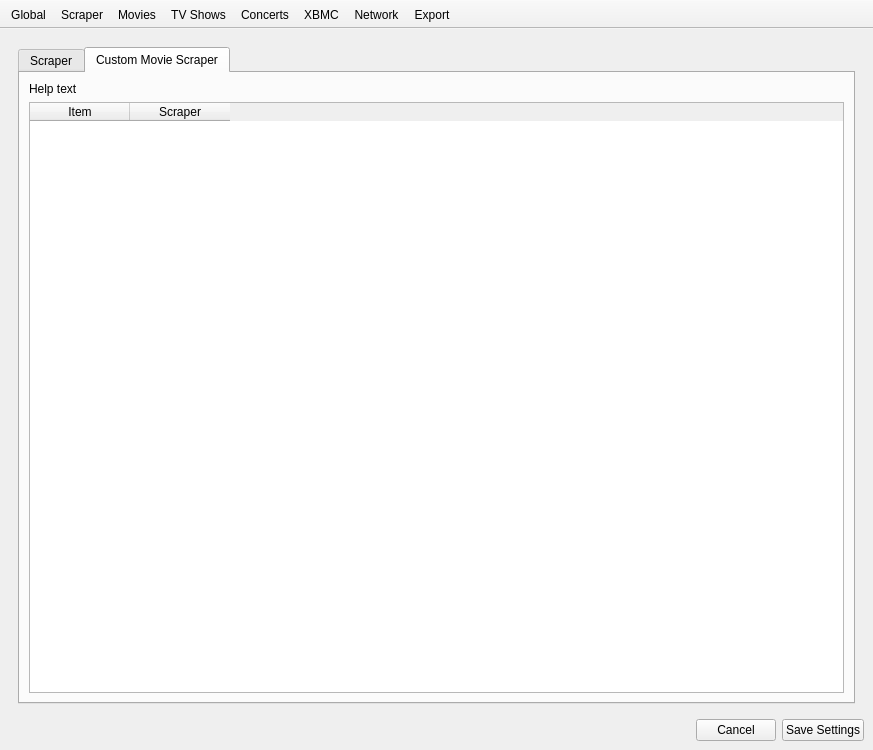
The window that settings/SettingsWindow.ui (Komet/MediaElch) describes before a commit, drawn with Qt 5.
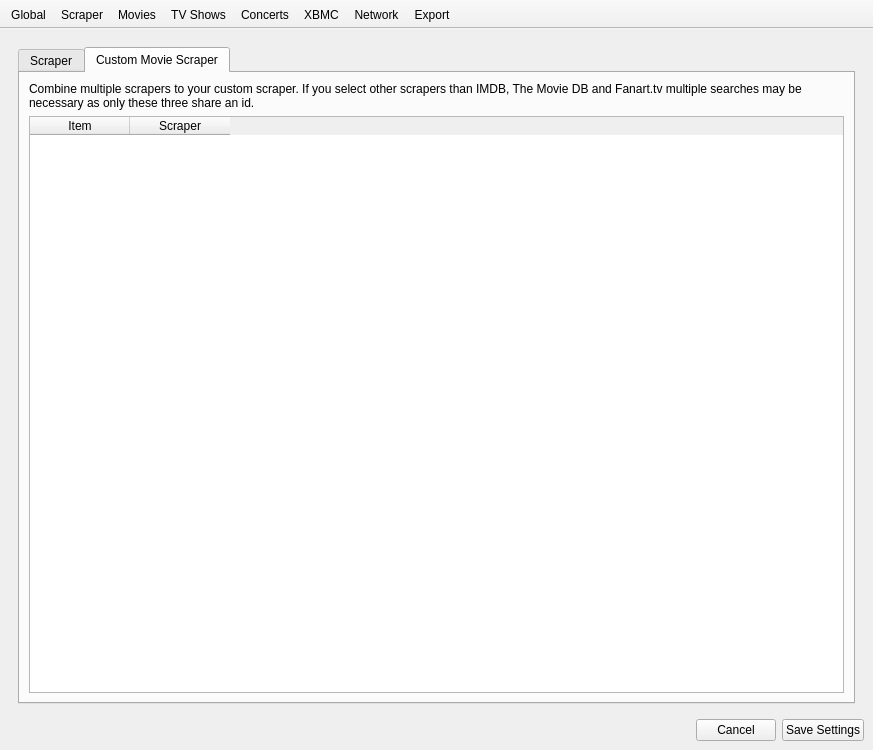
The same window after the commit. The open tabs and pages were chosen to show the change. Icons and pictures are not drawn. Custom widgets are drawn as their Qt base class.

Commit message: Fixes #680 Custom movie scraper added

Diff of the .ui file:
```diff
--- a/settings/SettingsWindow.ui
+++ b/settings/SettingsWindow.ui
@@ -253,12 +253,19 @@
             <item>
              <widget class="QLabel" name="label_18">
               <property name="text">
-               <string>Help text</string>
+               <string>Combine multiple scrapers to your custom scraper. If you select other scrapers than IMDB, The Movie DB and Fanart.tv multiple searches may be necessary as only these three share an id.</string>
+              </property>
+              <property name="wordWrap">
+               <bool>true</bool>
               </property>
              </widget>
             </item>
             <item>
              <widget class="QTableWidget" name="customScraperTable">
+              <property name="styleSheet">
+               <string notr="true">alternate-background-color: rgb(243, 246, 250);
+</string>
+              </property>
               <property name="editTriggers">
                <set>QAbstractItemView::NoEditTriggers</set>
               </property>
@@ -268,6 +275,9 @@
               <property name="selectionMode">
                <enum>QAbstractItemView::NoSelection</enum>
               </property>
+              <property name="showGrid">
+               <bool>false</bool>
+              </property>
               <attribute name="verticalHeaderVisible">
                <bool>false</bool>
               </attribute>
```
Left out of the diff: 3 changed lines with no effect on the pictures. The commit also changes 43 other files.
